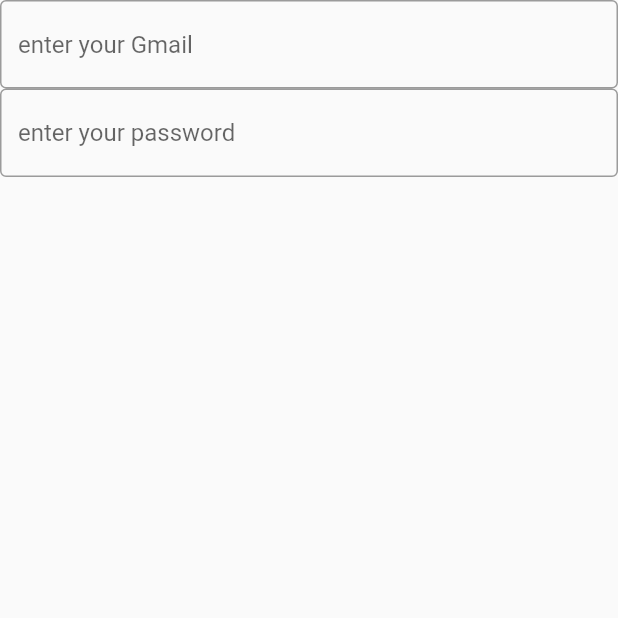
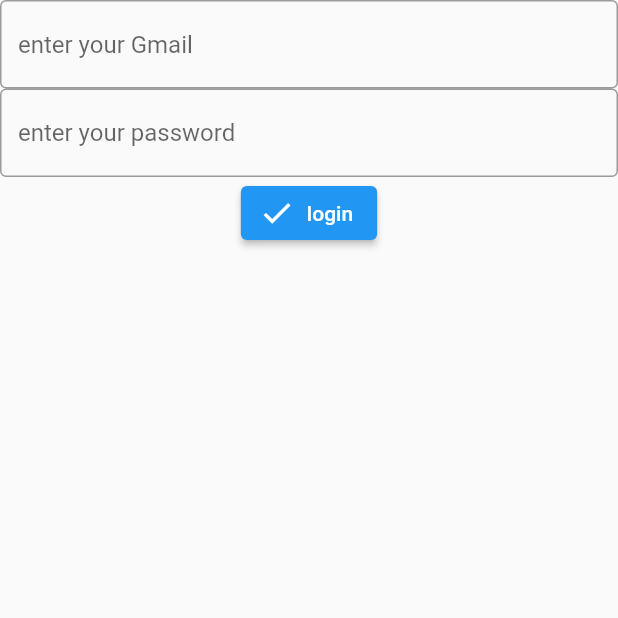
Before and after one commit to SUHAIB-P-A/hive, a Flutter app: the screen it shows after launch, on a phone screen of 412 x 824 dp, the top half of it. Run offline on Flutter 3.47's test engine with Material 2 defaults, Android fonts, the phone set to English and light mode, and no system bars.

Commit message:
create a elevated button to submit to the input gmail & password

```diff
--- a/lib/hivelogin.dart
+++ b/lib/hivelogin.dart
@@ -33,6 +33,11 @@ class _loginscrState extends State<loginscr> {
               hintText: "enter your password",
             ),
           ),
+          ElevatedButton.icon(
+            onPressed: () {},
+            icon: const Icon(Icons.check),
+            label: const Text("login"),
+          ),
         ],
       ),
     );
```
